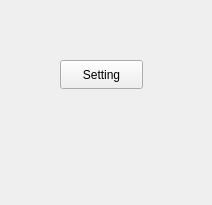
Old version of the form settingarea.ui in the repository NesrineGhannay/ImagEdit.
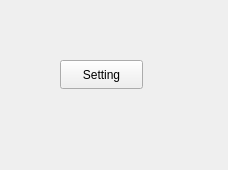
New version of the form.

Commit message: Init branch

The edit to the form file:
```diff
--- a/settingarea.ui
+++ b/settingarea.ui
@@ -6,8 +6,8 @@
    <rect>
     <x>0</x>
     <y>0</y>
-    <width>212</width>
-    <height>205</height>
+    <width>228</width>
+    <height>170</height>
    </rect>
   </property>
   <property name="windowTitle">
```
